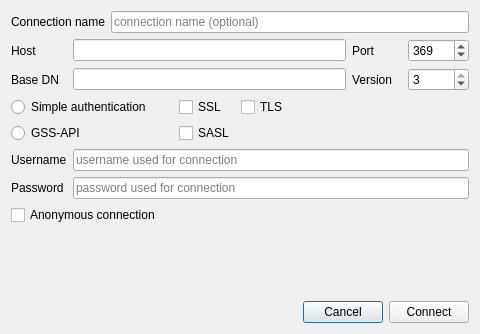
Above: editor/connectiondialog.ui from Shcherbich/QLdapEditor before the change. Below: the same form after it.
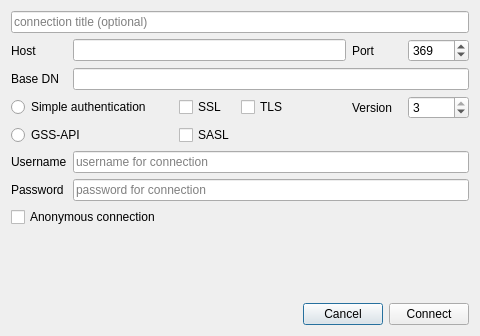
That is the form after the change.

Commit message: -set version 0.4.6 -hide version input from connection dialog -remove 'Connection Name' label -set 'password' style for password edit -add connection timeout settings=60 -install application into 'Utilities' group

```diff
--- a/editor/connectiondialog.ui
+++ b/editor/connectiondialog.ui
@@ -10,7 +10,7 @@
     <x>0</x>
     <y>0</y>
     <width>480</width>
-    <height>334</height>
+    <height>336</height>
    </rect>
   </property>
   <property name="windowTitle">
@@ -18,18 +18,17 @@
   </property>
   <layout class="QVBoxLayout" name="verticalLayout">
    <item>
-    <layout class="QHBoxLayout" name="horizontalLayout">
-     <item>
-      <widget class="QLabel" name="label">
-       <property name="text">
-        <string>Connection name</string>
-       </property>
-      </widget>
-     </item>
-     <item>
+    <layout class="QGridLayout" name="gridLayout_2">
+     <item row="0" column="1">
       <widget class="QLineEdit" name="connectionNameEdit">
+       <property name="sizePolicy">
+        <sizepolicy hsizetype="MinimumExpanding" vsizetype="Fixed">
+         <horstretch>0</horstretch>
+         <verstretch>0</verstretch>
+        </sizepolicy>
+       </property>
        <property name="placeholderText">
-        <string>connection name (optional)</string>
+        <string>connection title (optional)</string>
        </property>
       </widget>
      </item>
@@ -43,6 +42,16 @@
      <property name="bottomMargin">
       <number>0</number>
      </property>
+     <item row="1" column="1" colspan="7">
+      <widget class="QLineEdit" name="baseEdit"/>
+     </item>
+     <item row="2" column="6">
+      <widget class="QLabel" name="versionLabel">
+       <property name="text">
+        <string>Version</string>
+       </property>
+      </widget>
+     </item>
      <item row="1" column="0">
       <widget class="QLabel" name="label_5">
        <property name="text">
@@ -53,7 +62,7 @@
      <item row="4" column="1" colspan="7">
       <widget class="QLineEdit" name="userEdit">
        <property name="placeholderText">
-        <string>username used for connection</string>
+        <string>username for connection</string>
        </property>
       </widget>
      </item>
@@ -101,8 +110,11 @@
      </item>
      <item row="5" column="1" colspan="7">
       <widget class="QLineEdit" name="pwdEdit">
+       <property name="echoMode">
+        <enum>QLineEdit::Password</enum>
+       </property>
        <property name="placeholderText">
-        <string>password used for connection</string>
+        <string>password for connection</string>
        </property>
       </widget>
      </item>
@@ -127,28 +139,8 @@
        </property>
       </widget>
      </item>
-     <item row="1" column="1" colspan="5">
-      <widget class="QLineEdit" name="baseEdit"/>
-     </item>
-     <item row="1" column="6">
-      <widget class="QLabel" name="label_4">
-       <property name="text">
-        <string>Version</string>
-       </property>
-      </widget>
-     </item>
-     <item row="1" column="7">
-      <widget class="QSpinBox" name="versionSpin">
-       <property name="minimum">
-        <number>2</number>
-       </property>
-       <property name="maximum">
-        <number>3</number>
-       </property>
-       <property name="value">
-        <number>3</number>
-       </property>
-      </widget>
+     <item row="0" column="1" colspan="5">
+      <widget class="QLineEdit" name="hostBox"/>
      </item>
      <item row="0" column="7">
       <widget class="QSpinBox" name="portSpin">
@@ -173,8 +165,18 @@
        </property>
       </widget>
      </item>
-     <item row="0" column="1" colspan="5">
-      <widget class="QLineEdit" name="hostBox"/>
+     <item row="2" column="7">
+      <widget class="QSpinBox" name="versionSpin">
+       <property name="minimum">
+        <number>2</number>
+       </property>
+       <property name="maximum">
+        <number>3</number>
+       </property>
+       <property name="value">
+        <number>3</number>
+       </property>
+      </widget>
      </item>
     </layout>
    </item>
```
The commit also changes 8 other files.
